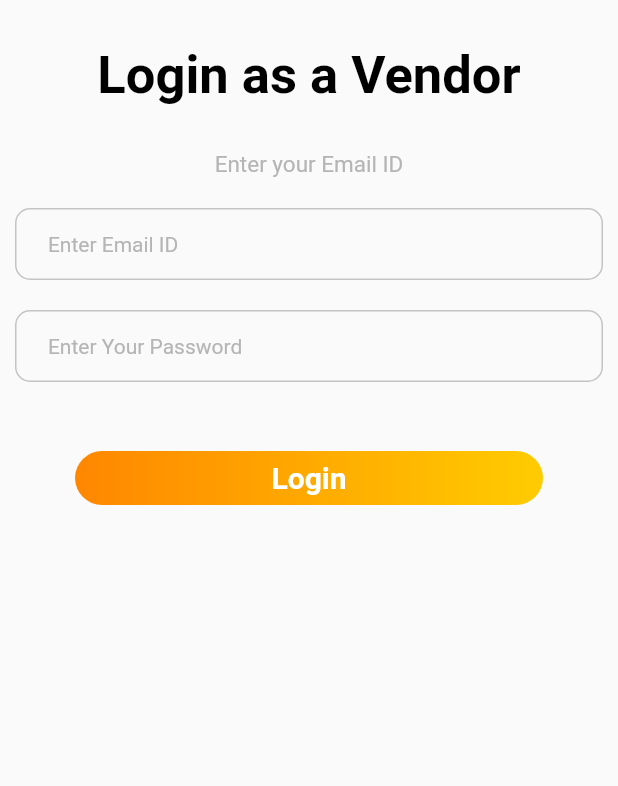
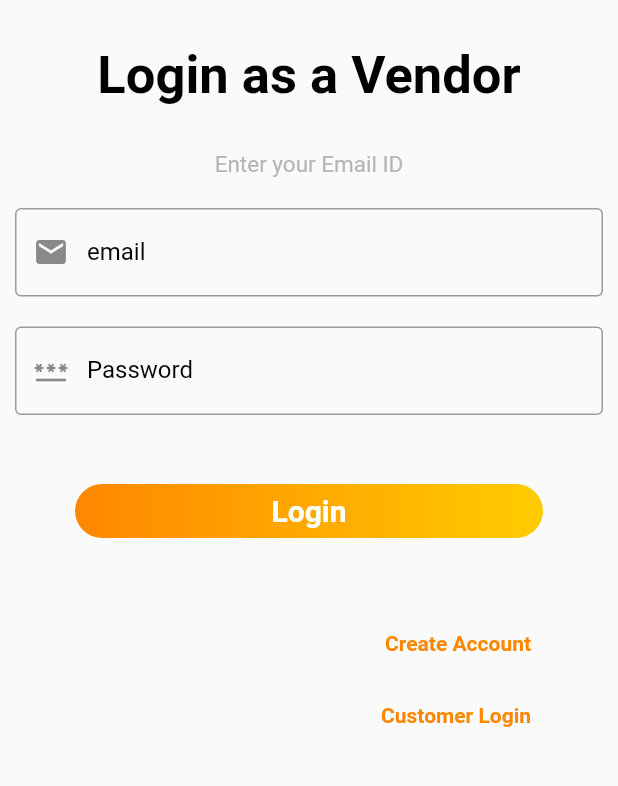
Before and after one commit to Shreemdubey30/food_ordering_app, a Flutter app: the LoginAsVendor screen opened directly, after a tap on "Login", on a phone screen of 412 x 824 dp, the part 413-1199 px from its top. Run offline on Flutter 3.47's test engine with Material 2 defaults, Android fonts, the phone set to English and light mode, and no system bars; our stand-ins replace cached_network_image, firebase_auth, firebase_core, readmore; accounts and stored records are empty; network calls fail.

Commit message:
vendor screens created

```diff
--- a/lib/auth/login as vendor.dart
+++ b/lib/auth/login as vendor.dart
@@ -1,10 +1,17 @@
+import 'package:firebase_auth/firebase_auth.dart';
 import 'package:flutter/cupertino.dart';
 import 'package:flutter/material.dart';
 import 'package:flutter/services.dart';
+import 'package:food_ordring/auth/login%20as%20customer.dart';
+import 'package:food_ordring/auth/login%20as%20vendor.dart';
+import 'package:food_ordring/view/customer/cretate_profile.dart';
+import 'package:food_ordring/view/vendor/vendor_dashboard.dart';
 
 import '../components/custom_button.dart';
 import '../constants/color_constants.dart';
 import '../main.dart';
+import '../view/customer/customer_dashboard.dart';
+import '../view/customer/profile_screen.dart';
 
 class LoginAsVendor extends StatefulWidget {
   const LoginAsVendor({Key? key}) : super(key: key);
@@ -14,6 +21,9 @@ class LoginAsVendor extends StatefulWidget {
 }
 
 class _LoginAsVendorState extends State<LoginAsVendor> {
+  final _auth = FirebaseAuth.instance;
+  TextEditingController emailController = TextEditingController();
+  TextEditingController passwordController = TextEditingController();
   @override
   Widget build(BuildContext context) {
     return SafeArea(
@@ -101,73 +111,33 @@ class _LoginAsVendorState extends State<LoginAsVendor> {
                       crossAxisAlignment: CrossAxisAlignment.center,
                       children: [
                         TextFormField(
-                          // validator: (mobile) {
-                          //   if (mobile.isEmpty) {
-                          //     return 'Mobile no. is required.';
-                          //   } else if (mobile.length != 10) {
-                          //     return 'Mobile no. should be of 10 digits.';
-                          //   }
-                          //   return null;
-                          // },
-                          style: TextStyle(fontSize: 14),
-                          keyboardType: TextInputType.name,
-                          inputFormatters: [
-                            FilteringTextInputFormatter.allow(RegExp("[0-9+]"))
-                          ],
                           decoration: InputDecoration(
-                              prefixText: '  ',
-                              contentPadding: EdgeInsets.all(15),
-                              hintText: 'Enter Email ID',
-                              hintStyle: TextStyle(color: kGreyFont),
-                              enabledBorder: OutlineInputBorder(
+                              focusedBorder: OutlineInputBorder(
                                   borderRadius:
-                                      BorderRadius.all(Radius.circular(10)),
-                                  borderSide:
-                                      BorderSide(color: kGreyBackground)),
-                              focusedBorder: OutlineInputBorder(
-                                  borderSide:
-                                      BorderSide(color: kGreyBackground),
-                                  borderRadius: BorderRadius.circular(10))),
-                          onChanged: (value) {
-                            //_con.mobile = "$value";
-                          },
-                          // maxLength: 10,
+                                  BorderRadius.all(Radius.circular(20)),
+                                  borderSide: BorderSide(color: Colors.black)),
+                              border: OutlineInputBorder(),
+                              prefixIcon: Icon(Icons.email),
+                              labelText: 'email',
+                              labelStyle: TextStyle(color: Colors.black)),
+                          keyboardType: TextInputType.emailAddress,
+                          controller: emailController,
                         ),
                         SizedBox(
                           height: 20,
                         ),
                         TextFormField(
-                          // validator: (mobile) {
-                          //   if (mobile.isEmpty) {
-                          //     return 'Mobile no. is required.';
-                          //   } else if (mobile.length != 10) {
-                          //     return 'Mobile no. should be of 10 digits.';
-                          //   }
-                          //   return null;
-                          // },
-                          style: TextStyle(fontSize: 14),
-                          keyboardType: TextInputType.name,
-                          inputFormatters: [
-                            FilteringTextInputFormatter.allow(RegExp("[0-9+]"))
-                          ],
                           decoration: InputDecoration(
-                              prefixText: '  ',
-                              contentPadding: EdgeInsets.all(15),
-                              hintText: 'Enter Your Password',
-                              hintStyle: TextStyle(color: kGreyFont),
-                              enabledBorder: OutlineInputBorder(
+                              focusedBorder: OutlineInputBorder(
                                   borderRadius:
-                                      BorderRadius.all(Radius.circular(10)),
-                                  borderSide:
-                                      BorderSide(color: kGreyBackground)),
-                              focusedBorder: OutlineInputBorder(
-                                  borderSide:
-                                      BorderSide(color: kGreyBackground),
-                                  borderRadius: BorderRadius.circular(10))),
-                          onChanged: (value) {
-                            //_con.mobile = "$value";
-                          },
-                          // maxLength: 10,
+                                  BorderRadius.all(Radius.circular(20)),
+                                  borderSide: BorderSide(color: Colors.black)),
+                              border: OutlineInputBorder(),
+                              prefixIcon: Icon(Icons.password),
+                              labelText: 'Password',
+                              labelStyle: TextStyle(color: Colors.black)),
+                          keyboardType: TextInputType.emailAddress,
+                          controller: passwordController,
                         ),
                         SizedBox(height: 40),
                         Padding(
@@ -176,7 +146,28 @@ class _LoginAsVendorState extends State<LoginAsVendor> {
                             children: [
                               CustomButton(
                                 title: 'Login',
-                                onPressed: () async {},
+                                onPressed: () async {
+                                  if (emailController.text.isNotEmpty &&
+                                      passwordController.text.isNotEmpty) {
+                                    try {
+                                      _auth
+                                          .signInWithEmailAndPassword(
+                                          email: emailController.text,
+                                          password: passwordController.text)
+                                          .then((value) => {
+                                        Navigator.push(
+                                            context,
+                                            MaterialPageRoute(
+                                                builder: (context) =>
+                                                    VendorDashboard()))
+                                      });
+                                    } catch (e) {
+                                      print("invalid Login");
+                                    }
+                                  } else {
+                                    print("Error");
+                                  }
+                                },
                               ),
                               SizedBox(
                                 height: 40,
@@ -184,20 +175,39 @@ class _LoginAsVendorState extends State<LoginAsVendor> {
                               Row(
                                 mainAxisAlignment: MainAxisAlignment.end,
                                 children: [
-                                  // TextButton(
-                                  //     onPressed: () {
-                                  //       Navigator.push(context,
-                                  //           MaterialPageRoute(
-                                  //               builder: (context) {
-                                  //         return MyApp();
-                                  //       }));
-                                  //     },
-                                  //     child: Text(
-                                  //       "Login as Vendor ➤",
-                                  //       style: TextStyle(
-                                  //           color: kOrange,
-                                  //           fontWeight: FontWeight.bold),
-                                  //     )),
+                                  TextButton(
+                                      onPressed: () {
+                                        Navigator.push(context,
+                                            MaterialPageRoute(
+                                                builder: (context) {
+                                                  return CreateProfileCustomer();
+                                                }));
+                                      },
+                                      child: Text(
+                                        "Create Account",
+                                        style: TextStyle(
+                                            color: kOrange,
+                                            fontWeight: FontWeight.bold),
+                                      )),
+                                ],
+                              ),
+                              Row(
+                                mainAxisAlignment: MainAxisAlignment.end,
+                                children: [
+                                  TextButton(
+                                      onPressed: () {
+                                        Navigator.push(context,
+                                            MaterialPageRoute(
+                                                builder: (context) {
+                                                  return LoginAsCustomer();
+                                                }));
+                                      },
+                                      child: Text(
+                                        "Customer Login",
+                                        style: TextStyle(
+                                            color: kOrange,
+                                            fontWeight: FontWeight.bold),
+                                      )),
                                 ],
                               )
                             ],
--- a/lib/main.dart
+++ b/lib/main.dart
@@ -1,8 +1,8 @@
 import 'package:firebase_core/firebase_core.dart';
 import 'package:flutter/material.dart';
 import 'package:food_ordring/auth/login%20as%20customer.dart';
-import 'package:food_ordring/view/cretate_profile.dart';
-import 'package:food_ordring/view/customer_dashboard.dart';
+import 'package:food_ordring/view/customer/cretate_profile.dart';
+import 'package:food_ordring/view/customer/customer_dashboard.dart';
 
 import 'auth/login as vendor.dart';
 import 'firebase_options.dart';
@@ -25,6 +25,6 @@ class _MyAppState extends State<MyApp> {
   Widget build(BuildContext context) {
     return MaterialApp(
         debugShowCheckedModeBanner: false,
-        home: Scaffold(body: CustomerDashboard()));
+        home: Scaffold(body: LoginAsVendor()));
   }
 }
--- a/lib/view/cretate_profile.dart
+++ b/lib/view/customer/cretate_profile.dart
@@ -5,7 +5,7 @@ import 'package:flutter/material.dart';
 import 'package:food_ordring/auth/login%20as%20customer.dart';
 import 'package:food_ordring/components/custom_button.dart';
 
-import '../constants/color_constants.dart';
+import '../../constants/color_constants.dart';
 
 class CreateProfileCustomer extends StatefulWidget {
   const CreateProfileCustomer({Key? key}) : super(key: key);
--- a/lib/view/customer_home.dart
+++ b/lib/view/customer/customer_home.dart
@@ -1,10 +1,11 @@
 import 'package:flutter/cupertino.dart';
 import 'package:cached_network_image/cached_network_image.dart';
 import 'package:flutter/material.dart';
-import 'package:food_ordring/view/restaurants_details_page.dart';
+import 'package:food_ordring/view/customer/restaurants_details_page.dart';
 import 'package:readmore/readmore.dart';
 
-import '../constants/color_constants.dart';
+import '../../constants/color_constants.dart';
+
 
 class CustomerHome extends StatefulWidget {
   const CustomerHome({Key? key}) : super(key: key);
```
Also changed, not shown: lib/auth/login as customer.dart (+21 -2 lines), lib/view/customer/customer_dashboard.dart (added, +52 -0 lines), lib/view/customer/profile_screen.dart (renamed from lib/view/profile_screen.dart, +9 -1 lines), lib/view/customer/restaurants_details_page.dart (renamed from lib/view/restaurants_details_page.dart, +9 -4 lines), lib/view/vendor/profile_screen.dart (added, +69 -0 lines), lib/view/vendor/vendor_dashboard.dart (renamed from lib/view/customer_dashboard.dart, +15 -11 lines), lib/view/vendor/vendor_home.dart (added, +109 -0 lines), lib/view/customer/order_screen.dart (renamed from lib/view/order_screen.dart).
